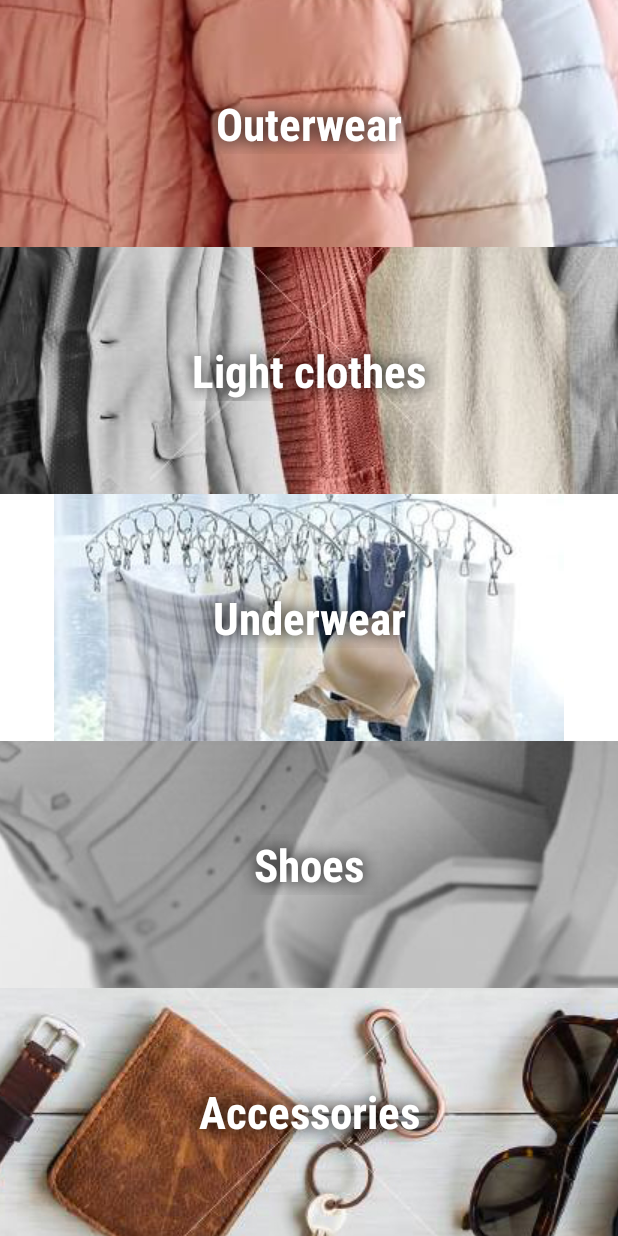
After one commit to Codemitry/Wearer, an Android app: the layout activity_clothes_types_by_wearing_way.xml on its own in the app's theme, with its tools: preview values and no code run, on a phone screen of 412 x 824 dp. The commit adds this screen. Run offline under Robolectric (Android 15) with nearby library versions, the phone set to English and light mode, and no system bars.

Commit message:
Added screen for clothes by wearing

```diff
--- a/app/src/main/AndroidManifest.xml
+++ b/app/src/main/AndroidManifest.xml
@@ -10,7 +10,7 @@
         android:roundIcon="@mipmap/ic_launcher_round"
         android:supportsRtl="true"
         android:theme="@style/Theme.Wearer">
-        <activity android:name=".activities.WearerActivity"></activity>
+        <activity android:name=".activities.ClothesTypesByWearingWayActivity"></activity>
         <activity
             android:name=".activities.SplashActivity"
             android:screenOrientation="portrait"
--- /dev/null
+++ b/app/src/main/java/com/codemitry/wearer/ClothesTypes.kt
@@ -0,0 +1,11 @@
+package com.codemitry.wearer
+
+enum class ClothesTypesByWearingType {
+    OUTERWEAR, LIGHT_CLOTHES, UNDERWEAR, SHOES, ACCESSORIES
+}
+
+enum class OuterwearTypes {
+    OVERCOAT,  // пальто
+    CLOAK,  // плащ
+    JACKET,  // куртка
+}
--- a/app/src/main/java/com/codemitry/wearer/activities/WearerActivity.kt
+++ b/app/src/main/java/com/codemitry/wearer/activities/ClothesTypesByWearingWayActivity.kt
@@ -7,15 +7,15 @@ import androidx.appcompat.app.AppCompatActivity
 import androidx.core.content.ContextCompat
 import com.codemitry.wearer.R
 
-class WearerActivity : AppCompatActivity() {
+class ClothesTypesByWearingWayActivity : AppCompatActivity() {
     override fun onCreate(savedInstanceState: Bundle?) {
         super.onCreate(savedInstanceState)
-        setContentView(R.layout.activity_wearer)
+        setContentView(R.layout.activity_clothes_types_by_wearing_way)
     }
 
     companion object {
         fun start(context: Context) {
-            val intent = Intent(context, WearerActivity::class.java)
+            val intent = Intent(context, ClothesTypesByWearingWayActivity::class.java)
             ContextCompat.startActivity(context, intent, null)
         }
     }
--- a/app/src/main/java/com/codemitry/wearer/activities/SignInActivity.kt
+++ b/app/src/main/java/com/codemitry/wearer/activities/SignInActivity.kt
@@ -31,7 +31,7 @@ class SignInActivity : AppCompatActivity(), SignInContract.SignInView {
     }
 
     override fun showMainActivity() {
-        WearerActivity.start(this)
+        ClothesTypesByWearingWayActivity.start(this)
     }
 
     override fun onCreate(savedInstanceState: Bundle?) {
--- a/app/src/main/java/com/codemitry/wearer/activities/SplashActivity.kt
+++ b/app/src/main/java/com/codemitry/wearer/activities/SplashActivity.kt
@@ -39,7 +39,7 @@ class SplashActivity : AppCompatActivity(), SplashContract.SplashView {
     }
 
     override fun showWearerActivity() {
-        WearerActivity.start(this)
+        ClothesTypesByWearingWayActivity.start(this)
     }
 
 }
--- /dev/null
+++ b/app/src/main/res/layout/activity_clothes_types_by_wearing_way.xml
@@ -0,0 +1,195 @@
+<?xml version="1.0" encoding="utf-8"?>
+<androidx.constraintlayout.widget.ConstraintLayout xmlns:android="http://schemas.android.com/apk/res/android"
+    xmlns:tools="http://schemas.android.com/tools"
+    android:layout_width="match_parent"
+    android:layout_height="match_parent"
+    xmlns:app="http://schemas.android.com/apk/res-auto"
+    tools:context=".activities.ClothesTypesByWearingWayActivity">
+
+    <!--    <LinearLayout-->
+    <!--        android:id="@+id/header"-->
+    <!--        android:layout_width="match_parent"-->
+    <!--        android:layout_height="wrap_content"-->
+
+    <!--        app:layout_constraintTop_toTopOf="parent"-->
+    <!--        app:layout_constraintStart_toStartOf="parent"-->
+    <!--        app:layout_constraintEnd_toEndOf="parent"-->
+    <!--        android:gravity="center_horizontal"-->
+    <!--        android:paddingTop="30dp"-->
+    <!--        android:paddingBottom="15dp"-->
+    <!--        android:background="@color/blue"-->
+    <!--        >-->
+    <!--        <TextView-->
+    <!--            android:id="@+id/title"-->
+    <!--            style="@style/TextView.Title"-->
+    <!--            android:textAlignment="center"-->
+
+    <!--            android:text="@string/myClothes"-->
+    <!--            android:textColor="@color/white"-->
+    <!--            android:layout_width="wrap_content"-->
+    <!--            android:layout_height="wrap_content" />-->
+    <!--    </LinearLayout>-->
+
+    <LinearLayout
+        android:layout_width="match_parent"
+        android:layout_height="match_parent"
+
+        android:orientation="vertical"
+        app:layout_constraintTop_toTopOf="parent">
+
+        <RelativeLayout
+            android:id="@+id/outerwear"
+            android:layout_width="match_parent"
+            android:layout_height="0dp"
+            android:layout_weight="1"
+            android:gravity="center_horizontal">
+
+            <ImageView
+                android:layout_width="match_parent"
+                android:layout_height="match_parent"
+                android:src="@drawable/outerwear"
+                android:scaleType="center" />
+
+            <TextView
+                style="@style/TextView.Title.Bright"
+                android:layout_marginTop="25dp"
+                android:layout_marginBottom="35dp"
+                android:layout_gravity="center"
+                android:layout_centerInParent="true"
+                android:layout_width="match_parent"
+                android:layout_height="wrap_content"
+                android:text="@string/outerwear" />
+
+        </RelativeLayout>
+
+        <RelativeLayout
+            android:id="@+id/lightClothes"
+            android:layout_width="match_parent"
+            android:layout_height="0dp"
+            android:layout_weight="1"
+            android:gravity="center_horizontal">
+
+            <ImageView
+                android:layout_width="match_parent"
+                android:layout_height="match_parent"
+                android:src="@drawable/light_clothes"
+                android:scaleType="center" />
+
+            <TextView
+                style="@style/TextView.Title.Bright"
+                android:layout_marginTop="25dp"
+                android:layout_marginBottom="35dp"
+                android:layout_gravity="center"
+                android:layout_centerInParent="true"
+                android:layout_width="match_parent"
+                android:layout_height="wrap_content"
+                android:text="@string/lightClothes" />
+
+        </RelativeLayout>
+
+        <RelativeLayout
+            android:id="@+id/underwear"
+            android:layout_width="match_parent"
+            android:layout_height="0dp"
+            android:layout_weight="1"
+            android:gravity="center_horizontal">
+
+            <ImageView
+                android:layout_width="match_parent"
+                android:layout_height="match_parent"
+                android:src="@drawable/underwear"
+                android:scaleType="center" />
+
+            <TextView
+                style="@style/TextView.Title.Bright"
+                android:layout_marginTop="25dp"
+                android:layout_marginBottom="35dp"
+                android:layout_gravity="center"
+                android:layout_centerInParent="true"
+                android:layout_width="match_parent"
+                android:layout_height="wrap_content"
+                android:text="@string/underwear" />
+
+        </RelativeLayout>
+
+        <RelativeLayout
+            android:id="@+id/shoes"
+            android:layout_width="match_parent"
+            android:layout_height="0dp"
+            android:layout_weight="1"
+            android:gravity="center_horizontal">
+
+            <ImageView
+                android:layout_width="match_parent"
+                android:layout_height="match_parent"
+                android:src="@drawable/shoes"
+                android:scaleType="center" />
+
+            <TextView
+                style="@style/TextView.Title.Bright"
+                android:layout_marginTop="25dp"
+                android:layout_marginBottom="35dp"
+                android:layout_gravity="center"
+                android:layout_centerInParent="true"
+                android:layout_width="match_parent"
+                android:layout_height="wrap_content"
+                android:text="@string/shoes" />
+
+        </RelativeLayout>
+
+        <RelativeLayout
+            android:id="@+id/accessories"
+            android:layout_width="match_parent"
+            android:layout_height="0dp"
+            android:layout_weight="1"
+            android:gravity="center_horizontal">
+
+            <ImageView
+                android:layout_width="match_parent"
+                android:layout_height="match_parent"
+                android:src="@drawable/accessories"
+                android:scaleType="center" />
+
+            <TextView
+                style="@style/TextView.Title.Bright"
+                android:layout_marginTop="25dp"
+                android:layout_marginBottom="35dp"
+                android:layout_gravity="center"
+                android:layout_centerInParent="true"
+                android:layout_width="match_parent"
+                android:layout_height="wrap_content"
+                android:text="@string/accessories" />
+
+        </RelativeLayout>
+
+    </LinearLayout>
+
+
+    <!--    <LinearLayout-->
+    <!--        android:id="@+id/outerwearLayout"-->
+    <!--        android:layout_width="match_parent"-->
+    <!--        android:layout_height="wrap_content"-->
+
+    <!--        android:orientation=""-->
+    <!--        android:paddingVertical="40dp"-->
+
+    <!--        app:layout_constraintTop_toBottomOf="@id/header"-->
+    <!--        app:layout_constraintStart_toStartOf="parent"-->
+    <!--        app:layout_constraintEnd_toEndOf="parent"-->
+    <!--        android:layout_marginTop="100dp">-->
+
+    <!--    </LinearLayout>-->
+
+    <!--    <com.google.android.material.floatingactionbutton.FloatingActionButton-->
+    <!--        android:layout_width="wrap_content"-->
+    <!--        android:layout_height="wrap_content"-->
+
+    <!--        android:backgroundTint="@color/blue"-->
+    <!--        android:src="@android:drawable/ic_input_add"-->
+    <!--        app:layout_constraintEnd_toEndOf="parent"-->
+    <!--        app:layout_constraintBottom_toBottomOf="parent"-->
+    <!--        android:layout_marginEnd="20dp"-->
+    <!--        android:layout_marginBottom="80dp"-->
+    <!--        />-->
+
+</androidx.constraintlayout.widget.ConstraintLayout>
--- a/app/src/main/res/layout/activity_wearer.xml
+++ /dev/null
@@ -1,8 +0,0 @@
-<?xml version="1.0" encoding="utf-8"?>
-<androidx.constraintlayout.widget.ConstraintLayout xmlns:android="http://schemas.android.com/apk/res/android"
-    xmlns:tools="http://schemas.android.com/tools"
-    android:layout_width="match_parent"
-    android:layout_height="match_parent"
-    tools:context=".activities.WearerActivity">
-
-</androidx.constraintlayout.widget.ConstraintLayout>
--- a/app/src/main/res/values/strings.xml
+++ b/app/src/main/res/values/strings.xml
@@ -1,10 +1,20 @@
 <resources>
     <string name="app_name" translatable="false">Wearer</string>
 
-    <!--        SignInActivity-->
+    <!--        SignInActivity      -->
     <string name="signInInvitation">Authenticate to continue</string>
     <string name="signInAnonymously">Sign in anonymously</string>
     <string name="signInWithGoogle">Sign in with Google</string>
-    <!--                      -->
+    <!--                            -->
+
+    <!--       ClothesTypesByWearingWayActivity       -->
+    <string name="outerwear">Outerwear</string>
+    <string name="lightClothes">Light clothes</string>
+    <string name="underwear">Underwear</string>
+    <string name="shoes">Shoes</string>
+    <string name="accessories">Accessories</string>
+    <!--                                              -->
+
+    <string name="myClothes">My clothes</string>
 
 </resources>
--- a/app/src/main/res/values/themes.xml
+++ b/app/src/main/res/values/themes.xml
@@ -10,6 +10,7 @@
         <!--        <item name="colorSecondaryVariant">@color/teal_700</item>-->
         <item name="colorOnSecondary">@color/black</item>
         <!-- Status bar color. -->
+        <item name="android:navigationBarColor">@color/blue.bright</item>
         <item name="android:statusBarColor" tools:targetApi="l">?attr/colorPrimaryVariant</item>
 
         <item name="fontFamily">sans-serif-condensed-medium</item>
@@ -45,4 +46,13 @@
         <item name="android:textSize">30sp</item>
     </style>
 
+    <style name="TextView.Title.Bright">
+        <item name="android:textAlignment">center</item>
+        <item name="android:textStyle">bold</item>
+        <item name="android:textColor">@color/white</item>
+        <item name="android:shadowColor">@color/black</item>
+        <item name="android:shadowRadius">14.0</item>
+        <item name="android:elevation">5dp</item>
+    </style>
+
 </resources>
```
Also changed, not shown: app/src/main/res/drawable/accessories.jpg (added), app/src/main/res/drawable/coat.png (added), app/src/main/res/drawable/light_clothes.jpg (added), app/src/main/res/drawable/logo_blue.png (added), app/src/main/res/drawable/logo_white.png (added), app/src/main/res/drawable/outerwear.jpg (added), app/src/main/res/drawable/overcoat.png (added), app/src/main/res/drawable/shoes.jpg (added), app/src/main/res/drawable/underwear.jpg (added), 1 other file.
